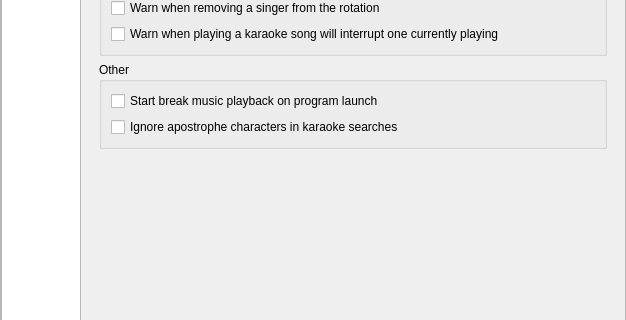
OpenKJ/OpenKJ, file OpenKJ/dlgsettings.ui: the form before one commit; both pictures show x 0 to 626 and y 236 to 556 of the 626 by 784 pixel window.
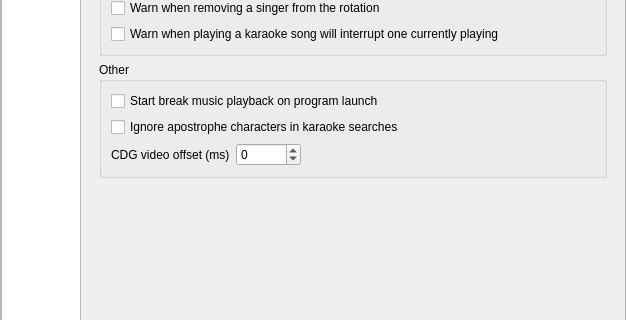
The form after the commit. Icons and pictures are not drawn.

Commit message:
Add setting to offset cdg timing for syncing cdg video to audio latency
Request in comment on GitHub issue #29 by @Smoothedge69

What changed in the file:
```diff
--- a/OpenKJ/dlgsettings.ui
+++ b/OpenKJ/dlgsettings.ui
@@ -1048,6 +1048,50 @@
                  </property>
                 </widget>
                </item>
+               <item>
+                <layout class="QHBoxLayout" name="horizontalLayout_14">
+                 <property name="topMargin">
+                  <number>0</number>
+                 </property>
+                 <item>
+                  <widget class="QLabel" name="label_21">
+                   <property name="text">
+                    <string>CDG video offset (ms)</string>
+                   </property>
+                  </widget>
+                 </item>
+                 <item>
+                  <widget class="QSpinBox" name="spinBoxCdgOffset">
+                   <property name="toolTip">
+                    <string>Controls the offset between the CDG video position displayed
+from the current audio position.  Positive numbers mean that the
+CDG will be ahead of the auido position by the number of ms 
+specified.  Negative numbers mean that it will be behind the audio
+by the number of ms specified.</string>
+                   </property>
+                   <property name="minimum">
+                    <number>-10000</number>
+                   </property>
+                   <property name="maximum">
+                    <number>10000</number>
+                   </property>
+                  </widget>
+                 </item>
+                 <item>
+                  <spacer name="horizontalSpacer_9">
+                   <property name="orientation">
+                    <enum>Qt::Horizontal</enum>
+                   </property>
+                   <property name="sizeHint" stdset="0">
+                    <size>
+                     <width>40</width>
+                     <height>20</height>
+                    </size>
+                   </property>
+                  </spacer>
+                 </item>
+                </layout>
+               </item>
               </layout>
              </widget>
             </item>
```
The commit also changes 6 other files.
